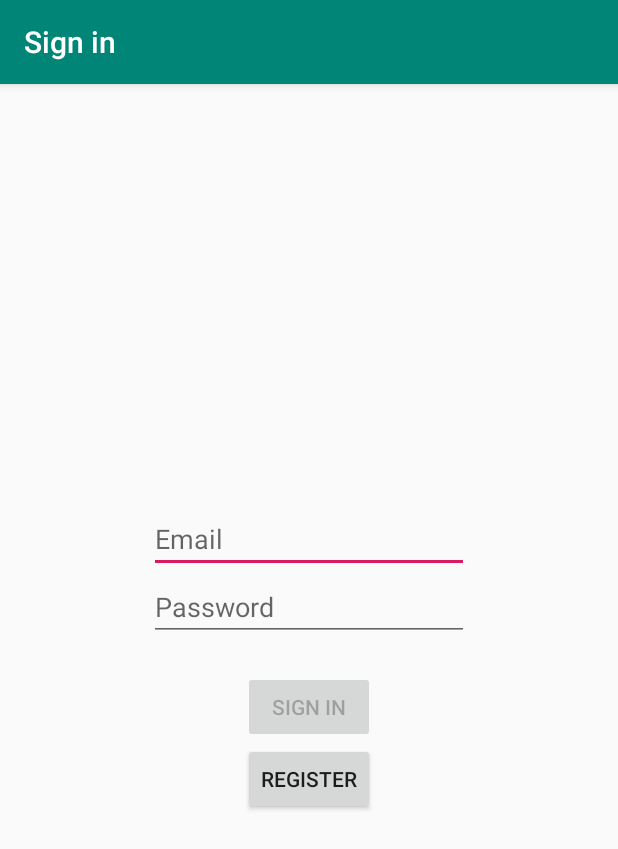
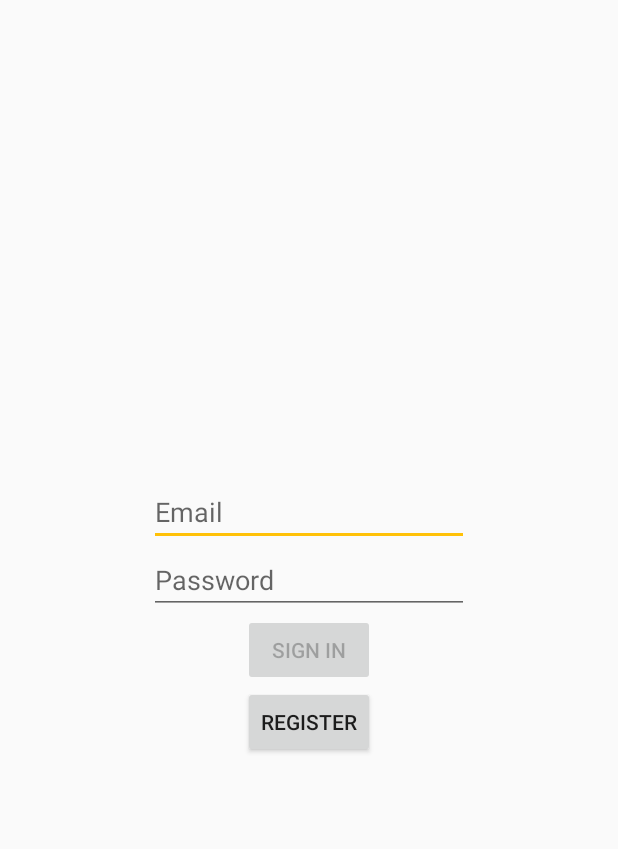
Before and after one commit to nicobidone/Introducci-n_a_la_programaci-n_de_dispositivos_m-viles-FCExa-UNICEN, an Android app: the LoginActivity screen opened directly, with no data from a screen before it, on a phone screen of 412 x 824 dp. Shown: the top 849 px of the screen. Run offline under Robolectric (Android 15) with nearby library versions, the phone set to English and light mode, and no system bars; our stand-ins replace RxJava.

Commit message:
Added Scroll View Setup

```diff
--- a/app/src/main/AndroidManifest.xml
+++ b/app/src/main/AndroidManifest.xml
@@ -13,7 +13,8 @@
         android:theme="@style/AppTheme">
         <activity
             android:name=".ui.login.LoginActivity"
-            android:label="@string/title_activity_login">
+            android:label="@string/title_activity_login"
+            android:windowSoftInputMode="adjustResize">
             <intent-filter>
                 <action android:name="android.intent.action.LOGIN" />
             </intent-filter>
--- a/app/src/main/java/com/unicen/tandilrecicla/MainActivity.java
+++ b/app/src/main/java/com/unicen/tandilrecicla/MainActivity.java
@@ -31,7 +31,7 @@ public class MainActivity extends AppCompatActivity {
                 R.id.navigation_home, R.id.navigation_dashboard, R.id.navigation_notifications)
                 .build();
         NavController navController = Navigation.findNavController(this, R.id.nav_host_fragment);
-        NavigationUI.setupActionBarWithNavController(this, navController, appBarConfiguration);
+//        NavigationUI.setupActionBarWithNavController(this, navController, appBarConfiguration);
         NavigationUI.setupWithNavController(navView, navController);
     }
 
--- a/app/src/main/java/com/unicen/tandilrecicla/ui/login/LoginViewModel.java
+++ b/app/src/main/java/com/unicen/tandilrecicla/ui/login/LoginViewModel.java
@@ -83,4 +83,6 @@ public class LoginViewModel extends ViewModel {
     public LiveData<RegisteredUser> postUser(RegisteredUser registeredUser) {
         return loginRepository.postUserQuery(registeredUser);
     }
+
+
 }
--- a/app/src/main/res/layout/activity_login.xml
+++ b/app/src/main/res/layout/activity_login.xml
@@ -1,6 +1,5 @@
 <?xml version="1.0" encoding="utf-8"?>
-
-<ScrollView xmlns:android="http://schemas.android.com/apk/res/android"
+<androidx.constraintlayout.widget.ConstraintLayout xmlns:android="http://schemas.android.com/apk/res/android"
     xmlns:app="http://schemas.android.com/apk/res-auto"
     xmlns:tools="http://schemas.android.com/tools"
     android:id="@+id/container"
@@ -8,28 +7,30 @@
     android:layout_height="match_parent"
     tools:context=".ui.login.LoginActivity">
 
-    <androidx.constraintlayout.widget.ConstraintLayout
-
+    <ScrollView
+        android:id="@+id/nsScroll"
         android:layout_width="match_parent"
         android:layout_height="wrap_content"
-        android:layout_gravity="center"
-        android:paddingLeft="@dimen/activity_horizontal_margin"
-        android:paddingTop="@dimen/activity_vertical_margin"
-        android:paddingRight="@dimen/activity_horizontal_margin"
-        android:paddingBottom="@dimen/activity_vertical_margin">
+        android:layout_marginTop="20dp"
+        android:layout_marginBottom="20dp"
+        app:layout_constraintBottom_toBottomOf="parent"
+        app:layout_constraintTop_toTopOf="parent">
+
+        <LinearLayout
+            android:layout_width="match_parent"
+            android:layout_height="wrap_content"
+            android:gravity="center"
+            android:orientation="vertical"
+            android:padding="@dimen/activity_vertical_margin">
 
             <EditText
                 android:id="@+id/firstName"
                 android:layout_width="wrap_content"
                 android:layout_height="wrap_content"
-            android:layout_marginTop="20dp"
                 android:ems="10"
                 android:hint="First Name"
                 android:inputType="textPersonName"
-            android:visibility="gone"
-            app:layout_constraintEnd_toEndOf="parent"
-            app:layout_constraintStart_toStartOf="parent"
-            app:layout_constraintTop_toTopOf="parent" />
+                android:visibility="gone" />
 
             <EditText
                 android:id="@+id/lastName"
@@ -38,10 +39,7 @@
                 android:ems="10"
                 android:hint="Last Name"
                 android:inputType="textPersonName"
-            android:visibility="gone"
-            app:layout_constraintEnd_toEndOf="parent"
-            app:layout_constraintStart_toStartOf="parent"
-            app:layout_constraintTop_toBottomOf="@id/firstName" />
+                android:visibility="gone" />
 
             <EditText
                 android:id="@+id/email"
@@ -50,10 +48,7 @@
                 android:ems="10"
                 android:hint="@string/prompt_email"
                 android:inputType="textEmailAddress"
-            android:selectAllOnFocus="true"
-            app:layout_constraintEnd_toEndOf="parent"
-            app:layout_constraintStart_toStartOf="parent"
-            app:layout_constraintTop_toBottomOf="@id/lastName" />
+                android:selectAllOnFocus="true" />
 
             <EditText
                 android:id="@+id/userName"
@@ -62,10 +57,7 @@
                 android:ems="10"
                 android:hint="User Name"
                 android:inputType="textPersonName"
-            android:visibility="gone"
-            app:layout_constraintEnd_toEndOf="parent"
-            app:layout_constraintStart_toStartOf="parent"
-            app:layout_constraintTop_toBottomOf="@id/email" />
+                android:visibility="gone" />
 
             <EditText
                 android:id="@+id/password"
@@ -73,13 +65,7 @@
                 android:layout_height="wrap_content"
                 android:ems="10"
                 android:hint="@string/prompt_password"
-            android:imeActionLabel="@string/action_sign_in_short"
-            android:imeOptions="actionDone"
-            android:inputType="textPassword"
-            android:selectAllOnFocus="true"
-            app:layout_constraintEnd_toEndOf="parent"
-            app:layout_constraintStart_toStartOf="parent"
-            app:layout_constraintTop_toBottomOf="@+id/userName" />
+                android:inputType="textPassword" />
 
             <EditText
                 android:id="@+id/department"
@@ -88,10 +74,7 @@
                 android:ems="10"
                 android:hint="Department"
                 android:inputType="textPersonName"
-            android:visibility="gone"
-            app:layout_constraintEnd_toEndOf="parent"
-            app:layout_constraintStart_toStartOf="parent"
-            app:layout_constraintTop_toBottomOf="@+id/password" />
+                android:visibility="gone" />
 
             <EditText
                 android:id="@+id/number"
@@ -100,10 +83,7 @@
                 android:ems="10"
                 android:hint="Number"
                 android:inputType="numberDecimal"
-            android:visibility="gone"
-            app:layout_constraintEnd_toEndOf="parent"
-            app:layout_constraintStart_toStartOf="parent"
-            app:layout_constraintTop_toBottomOf="@+id/department" />
+                android:visibility="gone" />
 
             <EditText
                 android:id="@+id/streetAddress"
@@ -112,10 +92,7 @@
                 android:ems="10"
                 android:hint="Street Address"
                 android:inputType="textPersonName"
-            android:visibility="gone"
-            app:layout_constraintEnd_toEndOf="parent"
-            app:layout_constraintStart_toStartOf="parent"
-            app:layout_constraintTop_toBottomOf="@+id/number" />
+                android:visibility="gone" />
 
             <EditText
                 android:id="@+id/city"
@@ -124,10 +101,7 @@
                 android:ems="10"
                 android:hint="City"
                 android:inputType="textPersonName"
-            android:visibility="gone"
-            app:layout_constraintEnd_toEndOf="parent"
-            app:layout_constraintStart_toStartOf="parent"
-            app:layout_constraintTop_toBottomOf="@+id/streetAddress" />
+                android:visibility="gone" />
 
             <EditText
                 android:id="@+id/state"
@@ -136,10 +110,7 @@
                 android:ems="10"
                 android:hint="State"
                 android:inputType="textPersonName"
-            android:visibility="gone"
-            app:layout_constraintEnd_toEndOf="parent"
-            app:layout_constraintStart_toStartOf="parent"
-            app:layout_constraintTop_toBottomOf="@+id/city" />
+                android:visibility="gone" />
 
             <EditText
                 android:id="@+id/zipCode"
@@ -149,40 +120,27 @@
                 android:ems="10"
                 android:hint="Zip Code"
                 android:inputType="numberDecimal"
-            android:visibility="gone"
-            app:layout_constraintEnd_toEndOf="parent"
-            app:layout_constraintStart_toStartOf="parent"
-            app:layout_constraintTop_toBottomOf="@+id/state" />
+                android:visibility="gone" />
 
             <Button
                 android:id="@+id/login"
                 android:layout_width="wrap_content"
                 android:layout_height="wrap_content"
-            android:layout_marginTop="20dp"
                 android:enabled="false"
-            android:text="@string/action_sign_in"
-            app:layout_constraintEnd_toEndOf="parent"
-            app:layout_constraintStart_toStartOf="parent"
-            app:layout_constraintTop_toBottomOf="@+id/zipCode" />
+                android:text="@string/action_sign_in" />
 
             <Button
                 android:id="@+id/register"
                 android:layout_width="wrap_content"
                 android:layout_height="wrap_content"
-            android:text="Register"
-            app:layout_constraintEnd_toEndOf="parent"
-            app:layout_constraintStart_toStartOf="parent"
-            app:layout_constraintTop_toBottomOf="@id/login" />
+                android:text="Register" />
 
             <Button
                 android:id="@+id/cancel"
                 android:layout_width="wrap_content"
                 android:layout_height="wrap_content"
-            android:text="Cancel"
-            android:visibility="gone"
-            app:layout_constraintEnd_toEndOf="parent"
-            app:layout_constraintStart_toStartOf="parent"
-            app:layout_constraintTop_toBottomOf="@id/register" />
+                android:text="cancel"
+                android:visibility="gone" />
 
             <ProgressBar
                 android:id="@+id/loading"
@@ -190,17 +148,11 @@
                 android:layout_height="wrap_content"
                 android:layout_gravity="center"
                 android:visibility="gone"
-            app:layout_constraintBottom_toBottomOf="parent"
-            app:layout_constraintEnd_toEndOf="@+id/password"
-            app:layout_constraintStart_toStartOf="@+id/password"
-            app:layout_constraintTop_toTopOf="parent"
                 app:layout_constraintVertical_bias="0.3" />
 
-        <androidx.constraintlayout.widget.Group
-            android:layout_width="wrap_content"
-            android:layout_height="wrap_content">
-
-        </androidx.constraintlayout.widget.Group>
-    </androidx.constraintlayout.widget.ConstraintLayout>
+        </LinearLayout>
 
     </ScrollView>
+
+
+</androidx.constraintlayout.widget.ConstraintLayout>
--- a/app/src/main/res/values/colors.xml
+++ b/app/src/main/res/values/colors.xml
@@ -1,6 +1,6 @@
 <?xml version="1.0" encoding="utf-8"?>
 <resources>
-    <color name="colorPrimary">#008577</color>
-    <color name="colorPrimaryDark">#00574B</color>
-    <color name="colorAccent">#D81B60</color>
+    <color name="colorPrimary">#8BC34A</color>
+    <color name="colorPrimaryDark">#4CAF50</color>
+    <color name="colorAccent">#FFC107</color>
 </resources>
--- a/app/src/main/res/values/styles.xml
+++ b/app/src/main/res/values/styles.xml
@@ -1,7 +1,7 @@
 <resources>
 
     <!-- Base application theme. -->
-    <style name="AppTheme" parent="Theme.AppCompat.Light.DarkActionBar">
+    <style name="AppTheme" parent="Theme.AppCompat.Light.NoActionBar">
         <!-- Customize your theme here. -->
         <item name="colorPrimary">@color/colorPrimary</item>
         <item name="colorPrimaryDark">@color/colorPrimaryDark</item>
```
Lines whose indentation alone changed are shown as unchanged.
